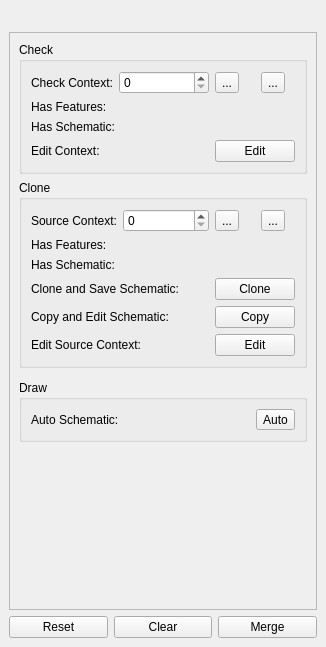
This is src/schematic_dock_base.ui in lparchaeology/ArkPlan as Qt 5 draws it before an edit. The edited form follows.
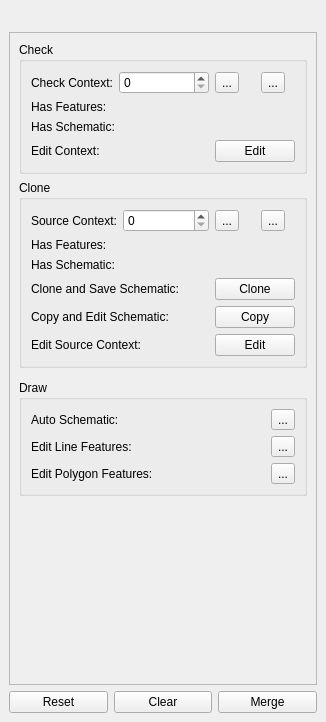
This is the edited form. Icons and pictures are not drawn. Custom widgets are drawn as their Qt base class.

Commit message: Add Node Edit Tool quick link buttons to plan docks

The edit to the form file:
```diff
--- a/src/schematic_dock_base.ui
+++ b/src/schematic_dock_base.ui
@@ -7,7 +7,7 @@
     <x>0</x>
     <y>0</y>
     <width>326</width>
-    <height>647</height>
+    <height>722</height>
    </rect>
   </property>
   <property name="windowTitle">
@@ -45,7 +45,7 @@
          <x>0</x>
          <y>0</y>
          <width>300</width>
-         <height>530</height>
+         <height>605</height>
         </rect>
        </property>
        <layout class="QVBoxLayout" name="verticalLayout">
@@ -355,7 +355,53 @@
            <item row="1" column="1">
             <widget class="QToolButton" name="autoSchematicTool">
              <property name="text">
-              <string>Auto</string>
+              <string>...</string>
+             </property>
+             <property name="icon">
+              <iconset resource="resources.qrc">
+               <normaloff>:/plugins/ArkPlan/plan/autoSchematic.png</normaloff>:/plugins/ArkPlan/plan/autoSchematic.png</iconset>
+             </property>
+            </widget>
+           </item>
+           <item row="3" column="0">
+            <widget class="QLabel" name="editPolygonsLabel">
+             <property name="text">
+              <string>Edit Polygon Features:</string>
+             </property>
+            </widget>
+           </item>
+           <item row="2" column="0">
+            <widget class="QLabel" name="editLinesLabel">
+             <property name="text">
+              <string>Edit Line Features:</string>
+             </property>
+            </widget>
+           </item>
+           <item row="2" column="1">
+            <widget class="QToolButton" name="editLinesTool">
+             <property name="toolTip">
+              <string>&lt;html&gt;&lt;head/&gt;&lt;body&gt;&lt;p&gt;Edit Line Features&lt;/p&gt;&lt;/body&gt;&lt;/html&gt;</string>
+             </property>
+             <property name="text">
+              <string>...</string>
+             </property>
+             <property name="icon">
+              <iconset resource="resources.qrc">
+               <normaloff>:/plugins/ArkPlan/plan/nodeTool.png</normaloff>:/plugins/ArkPlan/plan/nodeTool.png</iconset>
+             </property>
+            </widget>
+           </item>
+           <item row="3" column="1">
+            <widget class="QToolButton" name="editPolygonsTool">
+             <property name="toolTip">
+              <string>&lt;html&gt;&lt;head/&gt;&lt;body&gt;&lt;p&gt;Edit Polygon Features&lt;/p&gt;&lt;/body&gt;&lt;/html&gt;</string>
+             </property>
+             <property name="text">
+              <string>...</string>
+             </property>
+             <property name="icon">
+              <iconset resource="resources.qrc">
+               <normaloff>:/plugins/ArkPlan/plan/nodeTool.png</normaloff>:/plugins/ArkPlan/plan/nodeTool.png</iconset>
              </property>
             </widget>
            </item>
```
Left out of the diff: 3 changed lines with no effect on the pictures. The commit also changes 10 other files.
